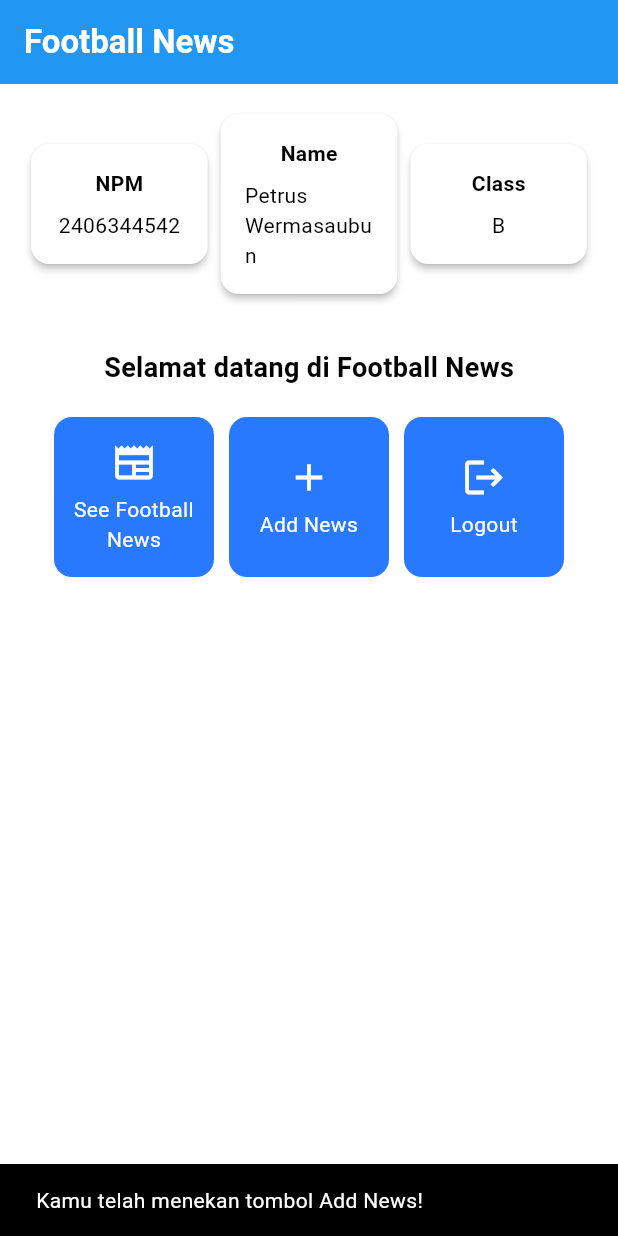
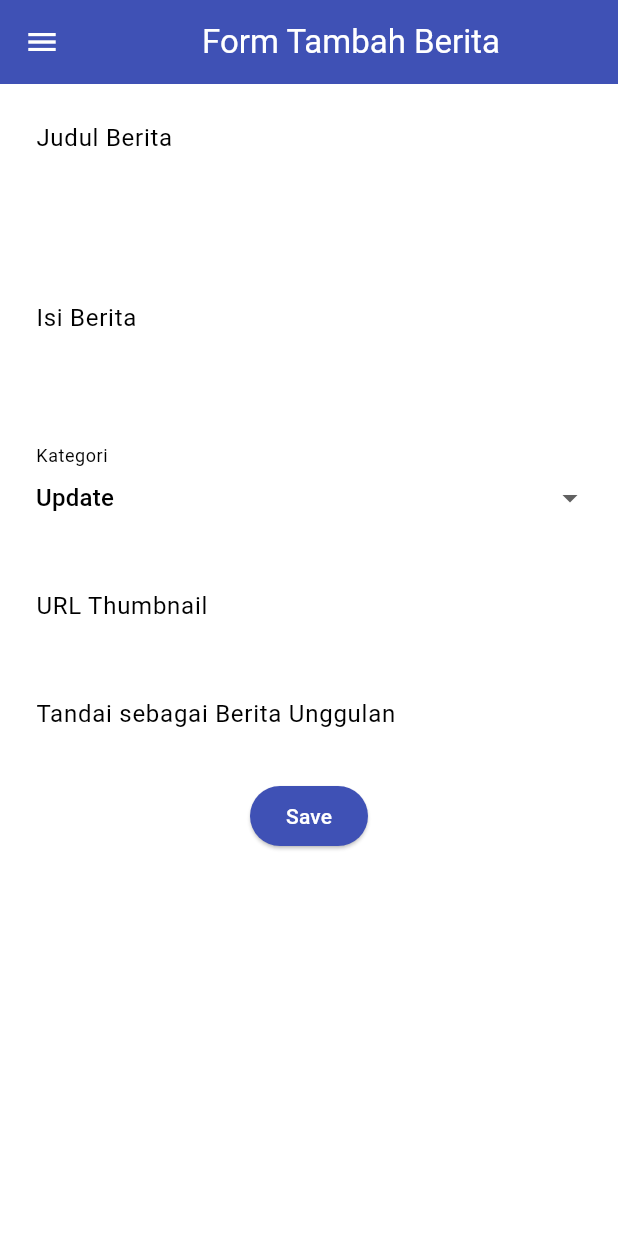
Before and after one commit to pit135/football-news-mobile, a Flutter app: the screen it shows after launch, after a tap on "Add News", on a phone screen of 412 x 824 dp. Run offline on Flutter 3.47's test engine with Material 3 defaults, Android fonts, the phone set to English and light mode, and no system bars.

Commit message:
Tutorial 7 selesai

```diff
--- a/football_news/lib/main.dart
+++ b/football_news/lib/main.dart
@@ -1,5 +1,5 @@
 import 'package:flutter/material.dart';
-import 'package:football_news/menu.dart';
+import 'package:football_news/screens/menu.dart';
 
 void main() {
   runApp(const MyApp());
--- a/football_news/lib/menu.dart
+++ /dev/null
@@ -1,176 +0,0 @@
-import 'package:flutter/material.dart';
-
-// ItemHomepage: model data untuk tombol grid
-class ItemHomepage {
-  final String name;
-  final IconData icon;
-
-  ItemHomepage(this.name, this.icon);
-}
-
-// kartu info simple (NPM, Nama, Kelas)
-class InfoCard extends StatelessWidget {
-  // Kartu informasi yang menampilkan title dan content.
-
-  final String title;   // Judul kartu.
-  final String content; // Isi kartu.
-
-  const InfoCard({super.key, required this.title, required this.content});
-
-  @override
-  Widget build(BuildContext context) {
-    return Card(
-      elevation: 2.0, // bayangan halus di bawah card
-      child: Container(
-        width: MediaQuery.of(context).size.width / 3.5,
-        padding: const EdgeInsets.all(16.0),
-        child: Column(
-          children: [
-            Text(
-              title,
-              style: const TextStyle(fontWeight: FontWeight.bold),
-            ),
-            const SizedBox(height: 8.0),
-            Text(content),
-          ],
-        ),
-      ),
-    );
-  }
-}
-
-// kartu tombol berikon di grid
-class ItemCard extends StatelessWidget {
-  // Menampilkan kartu dengan ikon dan nama.
-  final ItemHomepage item;
-
-  const ItemCard(this.item, {super.key});
-
-  @override
-  Widget build(BuildContext context) {
-    return Material(
-      // warna latar belakang dari tema aplikasi (pakai secondary)
-      color: Theme.of(context).colorScheme.secondary,
-      borderRadius: BorderRadius.circular(12),
-      child: InkWell(
-        onTap: () {
-          // snackbar saat tombol ditekan
-          ScaffoldMessenger.of(context)
-            ..hideCurrentSnackBar()
-            ..showSnackBar(
-              SnackBar(
-                content: Text(
-                  "Kamu telah menekan tombol ${item.name}!",
-                ),
-              ),
-            );
-        },
-        child: Container(
-          padding: const EdgeInsets.all(8),
-          child: Center(
-            child: Column(
-              mainAxisAlignment: MainAxisAlignment.center,
-              children: [
-                Icon(
-                  item.icon,
-                  color: Colors.white,
-                  size: 30.0,
-                ),
-                const Padding(padding: EdgeInsets.all(3)),
-                Text(
-                  item.name,
-                  textAlign: TextAlign.center,
-                  style: const TextStyle(
-                    color: Colors.white,
-                  ),
-                ),
-              ],
-            ),
-          ),
-        ),
-      ),
-    );
-  }
-}
-
-// sekarang StatelessWidget
-class MyHomePage extends StatelessWidget {
-  MyHomePage({super.key});
-
-  // data identitas kamu
-  final String nama = "Petrus Wermasaubun";
-  final String npm = "2406344542";
-  final String kelas = "B";
-
-  // daftar tombol di menu utama
-  final List<ItemHomepage> items = [
-    ItemHomepage("See Football News", Icons.newspaper),
-    ItemHomepage("Add News", Icons.add),
-    ItemHomepage("Logout", Icons.logout),
-  ];
-
-  @override
-  Widget build(BuildContext context) {
-    return Scaffold(
-      appBar: AppBar(
-        title: const Text(
-          'Football News',
-          style: TextStyle(
-            color: Colors.white,
-            fontWeight: FontWeight.bold,
-          ),
-        ),
-        backgroundColor: Theme.of(context).colorScheme.primary,
-      ),
-      body: Padding(
-        padding: const EdgeInsets.all(16.0),
-        child: Column(
-          crossAxisAlignment: CrossAxisAlignment.center,
-          children: [
-            // Row untuk 3 kartu identitas (NPM, Nama, Kelas)
-            Row(
-              mainAxisAlignment: MainAxisAlignment.spaceEvenly,
-              children: [
-                InfoCard(title: 'NPM', content: npm),
-                InfoCard(title: 'Name', content: nama),
-                InfoCard(title: 'Class', content: kelas),
-              ],
-            ),
-
-            const SizedBox(height: 16.0),
-
-            Center(
-              child: Column(
-                children: [
-                  const Padding(
-                    padding: EdgeInsets.only(top: 16.0),
-                    child: Text(
-                      'Selamat datang di Football News',
-                      style: TextStyle(
-                        fontWeight: FontWeight.bold,
-                        fontSize: 18.0,
-                      ),
-                    ),
-                  ),
-
-                  // Grid tombol menu
-                  GridView.count(
-                    primary: false,
-                    padding: const EdgeInsets.all(20),
-                    crossAxisSpacing: 10,
-                    mainAxisSpacing: 10,
-                    crossAxisCount: 3,
-                    shrinkWrap: true,
-                    children: items.map((ItemHomepage item) {
-                      return ItemCard(item);
-                    }).toList(),
-                  ),
-                ],
-              ),
-            ),
-          ],
-        ),
-      ),
-    );
-  }
-}
--- /dev/null
+++ b/football_news/lib/screens/menu.dart
@@ -0,0 +1,199 @@
+import 'package:flutter/material.dart';
+import 'package:football_news/widgets/left_drawer.dart';
+import 'package:football_news/screens/newslist_form.dart'; // Import halaman form
+
+// itemHomepage: model data untuk tombol grid
+class ItemHomepage {
+  final String name;
+  final IconData icon;
+
+  ItemHomepage(this.name, this.icon);
+}
+
+class InfoCard extends StatelessWidget {
+  final String title;
+  final String content;
+
+  const InfoCard({
+    super.key,
+    required this.title,
+    required this.content,
+  });
+
+  @override
+  Widget build(BuildContext context) {
+    return Card(
+      color: Colors.white,
+      elevation: 4.0,
+      shape: RoundedRectangleBorder(
+        borderRadius: BorderRadius.circular(20.0),
+      ),
+      child: Container(
+        padding: const EdgeInsets.symmetric(vertical: 18.0, horizontal: 20.0),
+        child: Column(
+          mainAxisSize: MainAxisSize.min,
+          children: [
+            Text(
+              title,
+              style: const TextStyle(
+                fontWeight: FontWeight.bold,
+              ),
+            ),
+            const SizedBox(height: 8.0),
+            Text(
+              content,
+              style: const TextStyle(
+                fontSize: 16.0,
+              ),
+            ),
+          ],
+        ),
+      ),
+    );
+  }
+}
+
+class ItemCard extends StatelessWidget {
+  final ItemHomepage item;
+
+  const ItemCard({super.key, required this.item});
+
+  @override
+  Widget build(BuildContext context) {
+    return Material(
+      color: Theme.of(context).colorScheme.primary,
+      borderRadius: BorderRadius.circular(24),
+      child: InkWell(
+        onTap: () {
+          if (item.name == "Add News") {
+            Navigator.push(
+              context,
+              MaterialPageRoute(
+                builder: (context) => const NewsFormPage(),
+              ),
+            );
+          } else if (item.name == "See Football News") {
+            ScaffoldMessenger.of(context).showSnackBar(
+              const SnackBar(content: Text("Fitur lihat berita belum dibuat.")),
+            );
+          } else if (item.name == "Logout") {
+            ScaffoldMessenger.of(context).showSnackBar(
+              const SnackBar(content: Text("Logout berhasil (contoh).")),
+            );
+          }
+        },
+        borderRadius: BorderRadius.circular(24),
+        child: Container(
+          padding: const EdgeInsets.all(16),
+          child: Center(
+            child: Column(
+              mainAxisAlignment: MainAxisAlignment.center,
+              children: [
+                Icon(
+                  item.icon,
+                  color: Colors.white,
+                  size: 36.0,
+                ),
+                const SizedBox(height: 12),
+                Text(
+                  item.name,
+                  textAlign: TextAlign.center,
+                  style: const TextStyle(
+                    color: Colors.white,
+                    fontSize: 14,
+                    fontWeight: FontWeight.w500,
+                  ),
+                ),
+              ],
+            ),
+          ),
+        ),
+      ),
+    );
+  }
+}
+
+class MyHomePage extends StatelessWidget {
+  MyHomePage({super.key});
+
+  final String npm = "2406275678";
+  final String nama = "Lionel Messi";
+  final String kelas = "B";
+
+  final List<ItemHomepage> items = [
+    ItemHomepage("See Football News", Icons.newspaper),
+    ItemHomepage("Add News", Icons.add),
+    ItemHomepage("Logout", Icons.logout),
+  ];
+
+  @override
+  Widget build(BuildContext context) {
+    return Scaffold(
+      appBar: AppBar(
+        // Judul aplikasi "Football News" dengan teks putih dan tebal
+
+        title: const Text(
+          'Football News',
+          style: TextStyle(
+            color: Colors.white,
+            fontWeight: FontWeight.bold,
+          ),
+        ),
+        // Warna latar belakang AppBar diambil dari skema warna tema aplikasi.
+        backgroundColor: Theme.of(context).colorScheme.primary,
+      ),
+      drawer: const LeftDrawer(),
+      body: Padding(
+        padding: const EdgeInsets.all(16.0),
+        child: Column(
+          crossAxisAlignment: CrossAxisAlignment.center,
+          children: [
+            Row(
+              mainAxisAlignment: MainAxisAlignment.spaceEvenly,
+              children: [
+                Expanded(
+                  child: InfoCard(title: 'NPM', content: npm),
+                ),
+                const SizedBox(width: 12),
+                Expanded(
+                  child: InfoCard(title: 'Name', content: nama),
+                ),
+                const SizedBox(width: 12),
+                Expanded(
+                  child: InfoCard(title: 'Class', content: kelas),
+                ),
+              ],
+            ),
+
+            const SizedBox(height: 32.0),
+
+            const Text(
+              'Selamat datang di Football News',
+              textAlign: TextAlign.center,
+              style: TextStyle(
+                fontWeight: FontWeight.bold,
+                fontSize: 22.0,
+              ),
+            ),
+
+            const SizedBox(height: 24.0),
+
+            GridView.count(
+              primary: false,
+              padding: const EdgeInsets.symmetric(horizontal: 8),
+              crossAxisSpacing: 16,
+              mainAxisSpacing: 16,
+              crossAxisCount: 3,
+              shrinkWrap: true,
+              children: items
+                  .map(
+                    (ItemHomepage item) => ItemCard(item: item),
+                  )
+                  .toList(),
+            ),
+          ],
+        ),
+      ),
+    );
+  }
+}
--- /dev/null
+++ b/football_news/lib/screens/newslist_form.dart
@@ -0,0 +1,218 @@
+import 'package:flutter/material.dart';
+import 'package:football_news/widgets/left_drawer.dart';
+
+class NewsFormPage extends StatefulWidget {
+  const NewsFormPage({super.key});
+
+  @override
+  State<NewsFormPage> createState() => _NewsFormPageState();
+}
+
+class _NewsFormPageState extends State<NewsFormPage> {
+  final _formKey = GlobalKey<FormState>();
+
+  String _title = "";
+  String _content = "";
+  String _category = "update"; // default
+  String _thumbnail = "";
+  bool _isFeatured = false; // default
+
+  final List<String> _categories = [
+    'transfer',
+    'update',
+    'exclusive',
+    'match',
+    'rumor',
+    'analysis',
+  ];
+
+  @override
+  Widget build(BuildContext context) {
+    return Scaffold(
+      appBar: AppBar(
+        title: const Center(
+          child: Text(
+            'Form Tambah Berita',
+          ),
+        ),
+        backgroundColor: Colors.indigo,
+        foregroundColor: Colors.white,
+      ),
+      drawer: const LeftDrawer(),
+      body: Form(
+        key: _formKey,
+        child: SingleChildScrollView(
+          child: Column(
+            crossAxisAlignment: CrossAxisAlignment.start,
+            children: [
+              // === Title ===
+              Padding(
+                padding: const EdgeInsets.all(8.0),
+                child: TextFormField(
+                  decoration: InputDecoration(
+                    hintText: "Judul Berita",
+                    labelText: "Judul Berita",
+                    border: OutlineInputBorder(
+                      borderRadius: BorderRadius.circular(5.0),
+                    ),
+                  ),
+                  onChanged: (String? value) {
+                    setState(() {
+                      _title = value ?? "";
+                    });
+                  },
+                  validator: (String? value) {
+                    if (value == null || value.isEmpty) {
+                      return "Judul tidak boleh kosong!";
+                    }
+                    return null;
+                  },
+                ),
+              ),
+
+              // === Content ===
+              Padding(
+                padding: const EdgeInsets.all(8.0),
+                child: TextFormField(
+                  maxLines: 5,
+                  decoration: InputDecoration(
+                    hintText: "Isi Berita",
+                    labelText: "Isi Berita",
+                    border: OutlineInputBorder(
+                      borderRadius: BorderRadius.circular(5.0),
+                    ),
+                  ),
+                  onChanged: (String? value) {
+                    setState(() {
+                      _content = value ?? "";
+                    });
+                  },
+                  validator: (String? value) {
+                    if (value == null || value.isEmpty) {
+                      return "Isi berita tidak boleh kosong!";
+                    }
+                    return null;
+                  },
+                ),
+              ),
+
+              // === Category ===
+              Padding(
+                padding: const EdgeInsets.all(8.0),
+                child: DropdownButtonFormField<String>(
+                  decoration: InputDecoration(
+                    labelText: "Kategori",
+                    border: OutlineInputBorder(
+                      borderRadius: BorderRadius.circular(5.0),
+                    ),
+                  ),
+                  value: _category,
+                  items: _categories
+                      .map(
+                        (cat) => DropdownMenuItem(
+                          value: cat,
+                          child: Text(cat[0].toUpperCase() + cat.substring(1)),
+                        ),
+                      )
+                      .toList(),
+                  onChanged: (String? newValue) {
+                    setState(() {
+                      _category = newValue ?? "update";
+                    });
+                  },
+                ),
+              ),
+
+              // === Thumbnail URL ===
+              Padding(
+                padding: const EdgeInsets.all(8.0),
+                child: TextFormField(
+                  decoration: InputDecoration(
+                    hintText: "URL Thumbnail (opsional)",
+                    labelText: "URL Thumbnail",
+                    border: OutlineInputBorder(
+                      borderRadius: BorderRadius.circular(5.0),
+                    ),
+                  ),
+                  onChanged: (String? value) {
+                    setState(() {
+                      _thumbnail = value ?? "";
+                    });
+                  },
+                ),
+              ),
+
+              // === Is Featured ===
+              Padding(
+                padding: const EdgeInsets.all(8.0),
+                child: SwitchListTile(
+                  title: const Text("Tandai sebagai Berita Unggulan"),
+                  value: _isFeatured,
+                  onChanged: (bool value) {
+                    setState(() {
+                      _isFeatured = value;
+                    });
+                  },
+                ),
+              ),
+
+              // === Tombol Simpan ===
+              Align(
+                alignment: Alignment.bottomCenter,
+                child: Padding(
+                  padding: const EdgeInsets.all(8.0),
+                  child: ElevatedButton(
+                    style: ButtonStyle(
+                      backgroundColor:
+                          MaterialStateProperty.all(Colors.indigo),
+                    ),
+                    onPressed: () {
+                      if (_formKey.currentState!.validate()) {
+                        showDialog(
+                          context: context,
+                          builder: (context) {
+                            return AlertDialog(
+                              title: const Text('Berita berhasil disimpan!'),
+                              content: SingleChildScrollView(
+                                child: Column(
+                                  crossAxisAlignment:
+                                      CrossAxisAlignment.start,
+                                  children: [
+                                    Text('Judul: $_title'),
+                                    Text('Isi: $_content'),
+                                    Text('Kategori: $_category'),
+                                    Text('Thumbnail: $_thumbnail'),
+                                    Text(
+                                      'Unggulan: ${_isFeatured ? "Ya" : "Tidak"}',
+                                    ),
+                                  ],
+                                ),
+                              ),
+                              actions: [
+                                TextButton(
+                                  child: const Text('OK'),
+                                  onPressed: () {
+                                    Navigator.pop(context);
+                                  },
+                                ),
+                              ],
+                            );
+                          },
+                        );
+                        _formKey.currentState!.reset();
+                      }
+                    },
+                    child: const Text(
+                      "Save",
+                      style: TextStyle(color: Colors.white),
+                    ),
+                  ),
+                ),
+              ),
+            ],
+          ),
+        ),
+      ),
+    );
+  }
+}
--- /dev/null
+++ b/football_news/lib/widgets/left_drawer.dart
@@ -0,0 +1,75 @@
+import 'package:flutter/material.dart';
+import 'package:football_news/screens/menu.dart';
+import 'package:football_news/screens/newslist_form.dart';
+
+class LeftDrawer extends StatelessWidget {
+  const LeftDrawer({super.key});
+
+  @override
+  Widget build(BuildContext context) {
+    return Drawer(
+      child: ListView(
+        children: [
+          const DrawerHeader(
+            decoration: BoxDecoration(
+              color: Colors.blue,
+            ),
+            child: Column(
+              children: [
+                Text(
+                  'Football News',
+                  textAlign: TextAlign.center,
+                  style: TextStyle(
+                    fontSize: 30,
+                    fontWeight: FontWeight.bold,
+                    color: Colors.white,
+                  ),
+                ),
+                Padding(
+                  padding: EdgeInsets.all(10),),
+                Text(
+                  "Seluruh berita sepak bola terkini di sini!",
+                  textAlign: TextAlign.center,
+                  style: TextStyle(
+                    fontSize: 15,
+                    fontWeight: FontWeight.normal,
+                    color: Colors.white,
+                  ),
+                ),
+              ],
+            ),
+          ),
+
+          // routing ke halaman home
+          ListTile(
+            leading: const Icon(Icons.home_outlined),
+            title: const Text('Home'),
+            // Bagian redirection ke MyHomePage
+            onTap: () {
+              Navigator.pushReplacement(
+                context,
+                MaterialPageRoute(
+                  builder: (context) => MyHomePage(),
+                ),);
+            },
+          ),
+
+          // routing ke halaman form tambah berita
+          ListTile(
+            leading: const Icon(Icons.post_add),
+            title: const Text('Add News'),
+            // Bagian redirection ke NewsFormPage
+            onTap: () {
+              Navigator.pushReplacement(
+                context,
+                MaterialPageRoute(
+                  builder: (context) => const NewsFormPage(),
+                ),
+              );
+            },
+          ),
+        ],
+      ),
+    );
+  }
+}
--- /dev/null
+++ b/football_news/lib/widgets/news_card.dart
@@ -0,0 +1,78 @@
+import 'package:flutter/material.dart';
+
+class News {
+  final String title;
+  final String content;
+  final String category;
+  final String thumbnailUrl;
+  final bool isFeatured;
+
+  const News({
+    required this.title,
+    required this.content,
+    required this.category,
+    required this.thumbnailUrl,
+    required this.isFeatured,
+  });
+}
+
+class NewsCard extends StatelessWidget {
+  final News news;
+
+  const NewsCard({super.key, required this.news});
+
+  @override
+  Widget build(BuildContext context) {
+    return Card(
+      margin: const EdgeInsets.symmetric(vertical: 8.0, horizontal: 12.0),
+      elevation: 3.0,
+      child: Padding(
+        padding: const EdgeInsets.all(12.0),
+        child: Column(
+          crossAxisAlignment: CrossAxisAlignment.start,
+          children: [
+            Text(
+              news.title,
+              style: const TextStyle(
+                fontSize: 16,
+                fontWeight: FontWeight.bold,
+              ),
+            ),
+            const SizedBox(height: 6),
+
+            Row(
+              children: [
+                Chip(
+                  label: Text(news.category),
+                ),
+                const SizedBox(width: 8),
+                if (news.isFeatured)
+                  const Chip(
+                    label: Text('Unggulan'),
+                  ),
+              ],
+            ),
+            const SizedBox(height: 6),
+
+            Text(
+              news.content,
+              maxLines: 3,
+              overflow: TextOverflow.ellipsis,
+            ),
+
+            if (news.thumbnailUrl.isNotEmpty) ...[
+              const SizedBox(height: 6),
+              Text(
+                'Thumbnail: ${news.thumbnailUrl}',
+                style: const TextStyle(
+                  fontSize: 12,
+                  fontStyle: FontStyle.italic,
+                ),
+              ),
+            ],
+          ],
+        ),
+      ),
+    );
+  }
+}
```
